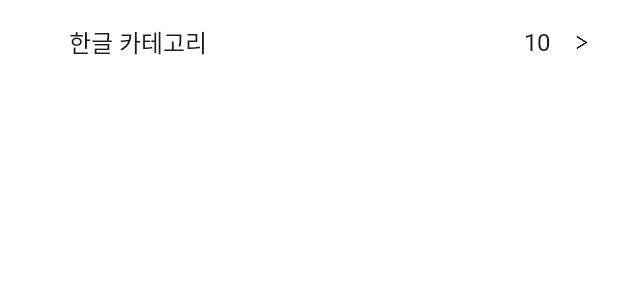
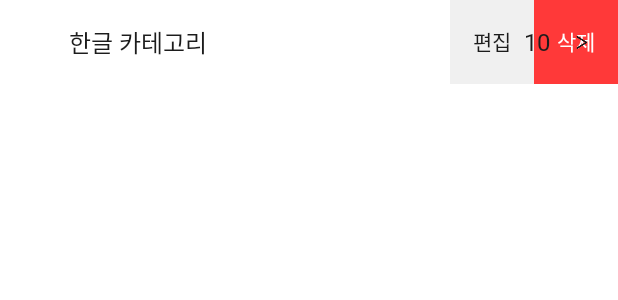
Before and after one commit to LeeJangHee/my-movie-diary, an Android app: the layout item_category.xml on its own in the app's theme, with its tools: preview values and no code run, on a phone screen of 412 x 824 dp. Shown: the top 300 px of the screen. Run offline under Robolectric (Android 15) with nearby library versions, the phone set to English and light mode, and no system bars.

Commit message:
- 카테고리 스와이프 메뉴가 UI & 동작 추가

```diff
--- a/app/src/main/java/com/devlee/mymoviediary/presentation/adapter/category/MainCategoryAdapter.kt
+++ b/app/src/main/java/com/devlee/mymoviediary/presentation/adapter/category/MainCategoryAdapter.kt
@@ -219,6 +219,8 @@ class MainCategoryAdapter(
         diffUtilResult.dispatchUpdatesTo(this)
     }
 
+    fun getCategoryList() = categoryList
+
 }
 
 enum class CategoryViewType(val type: Int) {
--- a/app/src/main/res/layout/item_category.xml
+++ b/app/src/main/res/layout/item_category.xml
@@ -17,6 +17,33 @@
             name="editMode"
             type="Boolean" />
     </data>
+
+    <FrameLayout
+        android:layout_width="match_parent"
+        android:layout_height="wrap_content">
+
+        <androidx.appcompat.widget.LinearLayoutCompat
+            android:id="@+id/categorySwipeView"
+            android:layout_width="match_parent"
+            android:layout_height="wrap_content"
+            android:layout_gravity="end|center_vertical"
+            android:gravity="end"
+            android:orientation="horizontal">
+
+            <androidx.appcompat.widget.AppCompatTextView
+                style="@style/CategorySwipeMenuTextStyle"
+                android:id="@+id/categoryMenuChange"
+                android:background="@color/color_f0f0f0"
+                android:text="@string/category_swipe_menu_edit" />
+
+            <androidx.appcompat.widget.AppCompatTextView
+                style="@style/CategorySwipeMenuTextStyle"
+                android:id="@+id/categoryMenuDe"
+                android:background="@color/color_ff3939"
+                android:textColor="@color/white"
+                android:text="@string/category_swipe_menu_del" />
+
+        </androidx.appcompat.widget.LinearLayoutCompat>
 
         <androidx.constraintlayout.widget.ConstraintLayout
             android:id="@+id/categoryItem"
@@ -188,4 +215,5 @@
 
 
         </androidx.constraintlayout.widget.ConstraintLayout>
+    </FrameLayout>
 </layout>
--- a/app/src/main/res/values/strings.xml
+++ b/app/src/main/res/values/strings.xml
@@ -33,4 +33,6 @@
     </string-array>
 
     <string name="category_name_size_error_message">한글 10자 영문 20자 초과하여 작성하실 수 없습니다. (띄어쓰기 포함)</string>
+    <string name="category_swipe_menu_edit">편집</string>
+    <string name="category_swipe_menu_del">삭제</string>
 </resources>
--- a/app/src/main/res/values/themes.xml
+++ b/app/src/main/res/values/themes.xml
@@ -71,6 +71,14 @@
         <item name="android:textSize">16dp</item>
     </style>
 
+    <style name="CategorySwipeMenuTextStyle" parent="AppTheme.DefaultTextStyle">
+        <item name="android:layout_width">@dimen/dp_56</item>
+        <item name="android:layout_height">@dimen/dp_56</item>
+        <item name="android:fontFamily">@font/noto_sans_kr_regular</item>
+        <item name="android:textSize">14dp</item>
+        <item name="android:gravity">center</item>
+    </style>
+
     <!--  Dialog  -->
     <style name="DialogTitleStyle" parent="AppTheme.DefaultTextStyle">
         <item name="android:textSize">17dp</item>
```
Also changed, not shown: app/src/main/java/com/devlee/mymoviediary/presentation/fragment/main_bottom/MainCategoryFragment.kt (+22 -3 lines), app/src/main/java/com/devlee/mymoviediary/utils/recyclerview/CategoryTouchCallback.kt (added, +122 -0 lines). Lines whose indentation alone changed are shown as unchanged.
